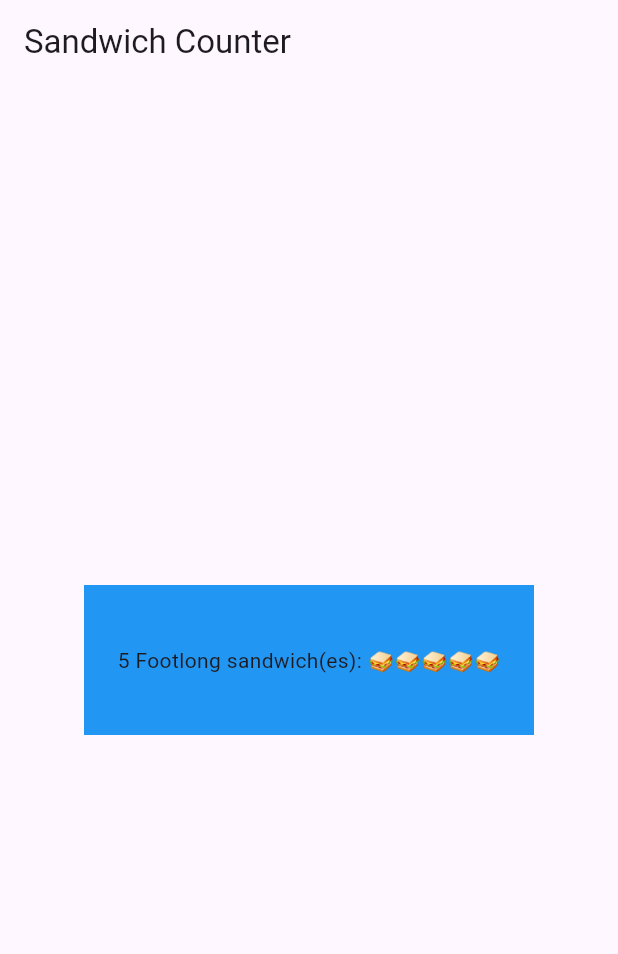
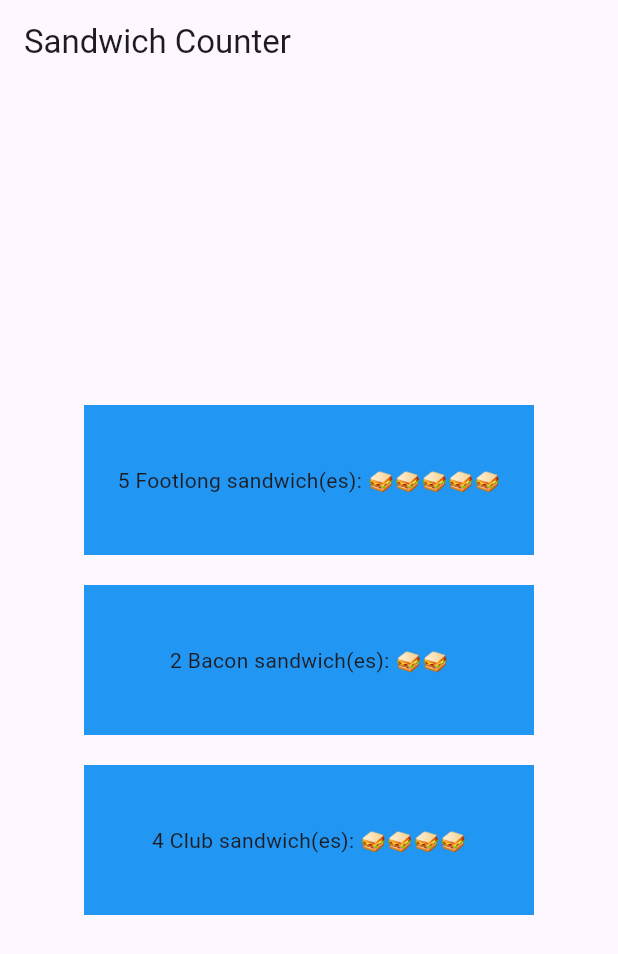
Before and after one commit to WoodhouseA/flutter_application_1, a Flutter app: the screen it shows after launch, on a phone screen of 412 x 824 dp. Shown: the top 954 px of the screen. Run offline on Flutter 3.47's test engine with Material 3 defaults, Android fonts, the phone set to English and light mode, and no system bars.

Commit message:
Add SandwhichContainer class and order in a column

```diff
--- a/lib/main.dart
+++ b/lib/main.dart
@@ -13,15 +13,38 @@ class App extends StatelessWidget {
       title: 'Sandwich Shop App',
       home: Scaffold(
         appBar: AppBar(title: const Text('Sandwich Counter')),
-        body: Center(
-          child: Container(
-            alignment: Alignment.center,
-            width: 300,
-            height: 100,
-            color: Colors.blue,
-            child: const OrderItemDisplay(5, 'Footlong')),
+        body: const Center(
+          child: Column(
+            mainAxisAlignment: MainAxisAlignment.center, // centers vertically
+            crossAxisAlignment: CrossAxisAlignment.center, // centers horizontally
+            children: [
+              SandwhichContainer(5, 'Footlong'),
+              SizedBox(height: 20),
+              SandwhichContainer(2, 'Bacon'),
+              SizedBox(height: 20),
+              SandwhichContainer(4, 'Club'),
+            ],
+          ),
         ),
       ),
+    );
+  }
+}
+
+class SandwhichContainer extends StatelessWidget {
+  final String itemType;
+  final int quantity;
+
+  const SandwhichContainer(this.quantity, this.itemType, {super.key});
+
+  @override
+  Widget build(BuildContext context) {
+    return Container(
+      alignment: Alignment.center,
+      width: 300,
+      height: 100,
+      color: Colors.blue,
+      child: OrderItemDisplay(quantity, itemType),
     );
   }
 }
```
